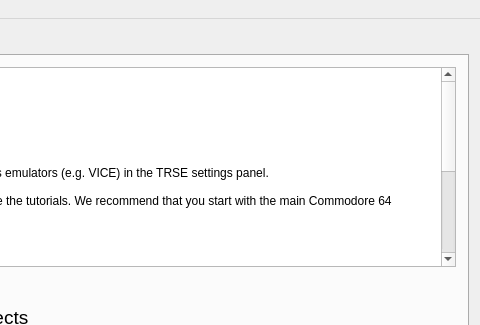
Before: the Qt Designer form mainwindow.ui in leuat/TRSE, drawn with Qt 5; both pictures show x 900 to 1380 and y 0 to 325 of the 1380 by 720 pixel window.
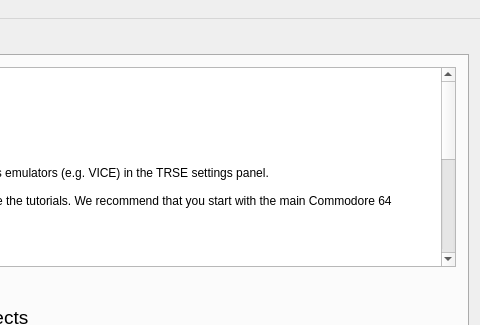
After: the same form once the commit is applied. Icons and pictures are not drawn.

Commit message: Front page updates

Diff of the .ui file:
```diff
--- a/mainwindow.ui
+++ b/mainwindow.ui
@@ -257,13 +257,16 @@
 &lt;ul style=&quot;margin-top: 0px; margin-bottom: 0px; margin-left: 0px; margin-right: 0px; -qt-list-indent: 1;&quot;&gt;&lt;li style=&quot; font-family:'Noto Sans'; font-size:9pt;&quot; style=&quot; margin-top:12px; margin-bottom:0px; margin-left:0px; margin-right:0px; -qt-block-indent:0; text-indent:0px;&quot;&gt;Tutorials/Help&lt;/li&gt;&lt;/ul&gt;
 &lt;ul style=&quot;margin-top: 0px; margin-bottom: 0px; margin-left: 0px; margin-right: 0px; -qt-list-indent: 2;&quot;&gt;&lt;li style=&quot; font-family:'Noto Sans'; font-size:9pt;&quot; style=&quot; margin-top:0px; margin-bottom:0px; margin-left:0px; margin-right:0px; -qt-block-indent:0; text-indent:0px;&quot;&gt;New Amiga 500 tutorials&lt;/li&gt;
 &lt;li style=&quot; font-family:'Noto Sans'; font-size:9pt;&quot; style=&quot; margin-top:0px; margin-bottom:0px; margin-left:0px; margin-right:0px; -qt-block-indent:0; text-indent:0px;&quot;&gt;VIC-20 bitmap tutorials&lt;/li&gt;
-&lt;li style=&quot; font-family:'Noto Sans'; font-size:9pt;&quot; style=&quot; margin-top:0px; margin-bottom:0px; margin-left:0px; margin-right:0px; -qt-block-indent:0; text-indent:0px;&quot;&gt;New C64 intermediate tutorial on procedure pointers&lt;/li&gt;&lt;/ul&gt;
+&lt;li style=&quot; font-family:'Noto Sans'; font-size:9pt;&quot; style=&quot; margin-top:0px; margin-bottom:0px; margin-left:0px; margin-right:0px; -qt-block-indent:0; text-indent:0px;&quot;&gt;New C64 intermediate tutorial on procedure pointers&lt;/li&gt;
+&lt;li style=&quot; font-family:'Noto Sans'; font-size:9pt;&quot; style=&quot; margin-top:0px; margin-bottom:0px; margin-left:0px; margin-right:0px; -qt-block-indent:0; text-indent:0px;&quot;&gt;New C64 tutorial on Records&lt;/li&gt;&lt;/ul&gt;
 &lt;p style=&quot;-qt-paragraph-type:empty; margin-top:0px; margin-bottom:0px; margin-left:0px; margin-right:0px; -qt-block-indent:0; text-indent:0px; font-family:'Noto Sans'; font-size:9pt;&quot;&gt;&lt;br /&gt;&lt;/p&gt;
 &lt;ul style=&quot;margin-top: 0px; margin-bottom: 0px; margin-left: 0px; margin-right: 0px; -qt-list-indent: 1;&quot;&gt;&lt;li style=&quot; font-family:'Noto Sans'; font-size:9pt;&quot; style=&quot; margin-top:12px; margin-bottom:0px; margin-left:0px; margin-right:0px; -qt-block-indent:0; text-indent:0px;&quot;&gt;Compiler&lt;/li&gt;&lt;/ul&gt;
 &lt;ul style=&quot;margin-top: 0px; margin-bottom: 0px; margin-left: 0px; margin-right: 0px; -qt-list-indent: 2;&quot;&gt;&lt;li style=&quot; font-family:'Noto Sans'; font-size:9pt;&quot; style=&quot; margin-top:0px; margin-bottom:0px; margin-left:0px; margin-right:0px; -qt-block-indent:0; text-indent:0px;&quot;&gt;M68K compiler better optimized, much faster&lt;/li&gt;
 &lt;li style=&quot; font-family:'Noto Sans'; font-size:9pt;&quot; style=&quot; margin-top:0px; margin-bottom:0px; margin-left:0px; margin-right:0px; -qt-block-indent:0; text-indent:0px;&quot;&gt;New M68K methods&lt;/li&gt;
 &lt;li style=&quot; font-family:'Noto Sans'; font-size:9pt;&quot; style=&quot; margin-top:0px; margin-bottom:0px; margin-left:0px; margin-right:0px; -qt-block-indent:0; text-indent:0px;&quot;&gt;6502 : Integer bugfix and speed optimization&lt;/li&gt;
-&lt;li style=&quot; font-family:'Noto Sans'; font-size:9pt;&quot; style=&quot; margin-top:0px; margin-bottom:0px; margin-left:0px; margin-right:0px; -qt-block-indent:0; text-indent:0px;&quot;&gt;Able to call pointers as procedures (without parameters):  p1:=ProcedureToPointer( MyProcedure());  call(p1);&lt;/li&gt;&lt;/ul&gt;
+&lt;li style=&quot; font-family:'Noto Sans'; font-size:9pt;&quot; style=&quot; margin-top:0px; margin-bottom:0px; margin-left:0px; margin-right:0px; -qt-block-indent:0; text-indent:0px;&quot;&gt;Able to call pointers as procedures (without parameters):  p1:=ProcedureToPointer( MyProcedure());  call(p1);. See new tutorial&lt;/li&gt;
+&lt;li style=&quot; font-family:'Noto Sans'; font-size:9pt;&quot; style=&quot; margin-top:0px; margin-bottom:0px; margin-left:0px; margin-right:0px; -qt-block-indent:0; text-indent:0px;&quot;&gt;Records and arrays of records&lt;/li&gt;
+&lt;li style=&quot; font-family:'Noto Sans'; font-size:9pt;&quot; style=&quot; margin-top:0px; margin-bottom:0px; margin-left:0px; margin-right:0px; -qt-block-indent:0; text-indent:0px;&quot;&gt;Stricter error messaging when using incorrect assigninment, variables, indices for variables that aren't arrays&lt;/li&gt;&lt;/ul&gt;
 &lt;p style=&quot;-qt-paragraph-type:empty; margin-top:0px; margin-bottom:0px; margin-left:0px; margin-right:0px; -qt-block-indent:0; text-indent:0px; font-family:'Noto Sans'; font-size:9pt;&quot;&gt;&lt;br /&gt;&lt;/p&gt;
 &lt;p style=&quot;-qt-paragraph-type:empty; margin-top:0px; margin-bottom:12px; margin-left:0px; margin-right:0px; -qt-block-indent:0; text-indent:0px; font-family:'Noto Sans'; font-size:9pt;&quot;&gt;&lt;br /&gt;&lt;/p&gt;&lt;/body&gt;&lt;/html&gt;</string>
                  </property>
```
The commit also changes 1 other file.
